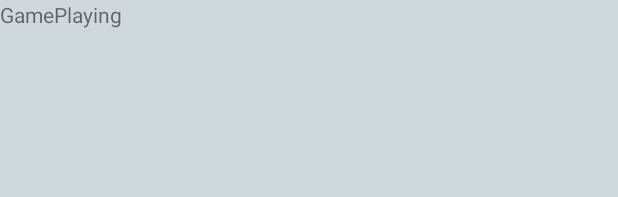
After one commit to TakahiroSuzuki044/NoteLesson, an Android app: the layout game_playing_fragment.xml on its own in the app's theme, with its tools: preview values and no code run, on a phone screen of 412 x 824 dp. The commit adds this screen. Shown: the top 197 px of the screen. Run offline under Robolectric (Android 15) with nearby library versions, the phone set to English and light mode, and no system bars.

Commit message:
ゲーム中画面（Fragment）の新規作成

```diff
--- a/app/src/main/java/com/tachisatok/notelesson/view/game/GameActivity.kt
+++ b/app/src/main/java/com/tachisatok/notelesson/view/game/GameActivity.kt
@@ -15,6 +15,11 @@ class GameActivity : BaseActivity() {
         super.onCreate(savedInstanceState)
 
         setContentView(R.layout.game_activity)
+
+        supportFragmentManager.beginTransaction().apply {
+            replace(R.id.game_activity_content, GamePlayingFragment())
+            commit()
+        }
     }
 
     companion object {
--- /dev/null
+++ b/app/src/main/java/com/tachisatok/notelesson/view/game/GamePlayingViewModel.kt
@@ -0,0 +1,4 @@
+package com.tachisatok.notelesson.view.game
+
+class GamePlayingViewModel {
+}
--- /dev/null
+++ b/app/src/main/res/layout/game_playing_fragment.xml
@@ -0,0 +1,23 @@
+<?xml version="1.0" encoding="utf-8"?>
+<layout xmlns:android="http://schemas.android.com/apk/res/android">
+
+    <data>
+
+        <variable
+            name="viewModel"
+            type="com.tachisatok.notelesson.view.game.GamePlayingViewModel"/>
+    </data>
+
+    <LinearLayout
+        android:layout_width="match_parent"
+        android:layout_height="match_parent"
+        android:background="?attr/colorBase"
+        android:orientation="vertical">
+
+        <TextView
+            android:layout_width="match_parent"
+            android:text="GamePlaying"
+            android:layout_height="match_parent"/>
+
+    </LinearLayout>
+</layout>
```
Also changed, not shown: app/src/main/java/com/tachisatok/notelesson/view/game/GamePlayingFragment.kt (+18 -0 lines).
